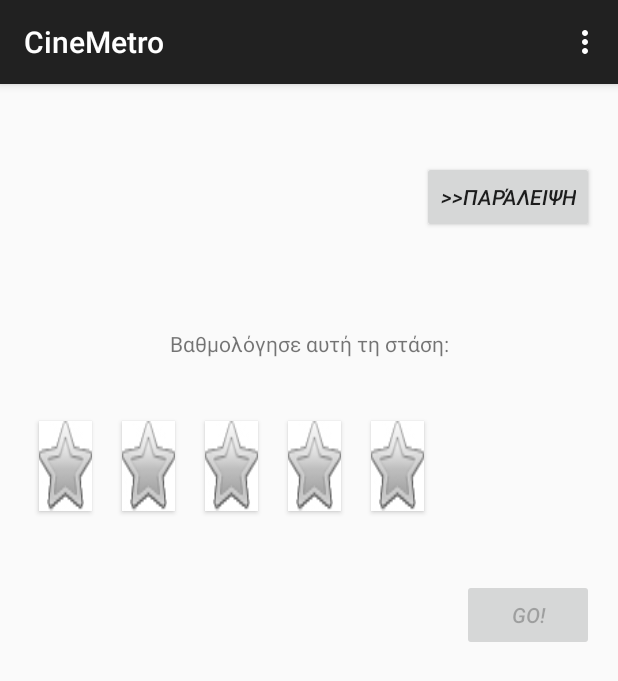
After one commit to OSWINDS/CineMetro, an Android app: the RateActivity screen opened directly, with no data from a screen before it, on a phone screen of 412 x 824 dp. The commit adds this screen. Shown: the top 681 px of the screen. Run offline under Robolectric (Android 15) with nearby library versions, the phone set to English and light mode, and no system bars.

Commit message:
ViewStation

```diff
--- a/app/src/main/java/cinemetroproject/cinemetro/LinesActivity.java
+++ b/app/src/main/java/cinemetroproject/cinemetro/LinesActivity.java
@@ -47,7 +47,7 @@ public class LinesActivity extends ActionBarActivity {
         public void onClick(View view) {
 
             Intent intent = new Intent(LinesActivity.this, ViewStation.class);
-            startActivity(intent);
+            LinesActivity.this.startActivity(intent);
             finish();
         }};
 }
--- /dev/null
+++ b/app/src/main/java/cinemetroproject/cinemetro/RateActivity.java
@@ -0,0 +1,160 @@
+package cinemetroproject.cinemetro;
+
+
+import android.app.Dialog;
+import android.content.DialogInterface;
+import android.content.Intent;
+import android.os.Bundle;
+import android.support.v7.app.ActionBarActivity;
+import android.view.Menu;
+import android.view.MenuItem;
+import android.view.View;
+import android.widget.Button;
+import android.widget.ImageButton;
+import android.widget.ImageView;
+import android.widget.LinearLayout;
+import android.widget.TextView;
+import android.widget.ToggleButton;
+import android.content.Context;
+import android.app.AlertDialog;
+
+/**
+ * Created by kiki__000 on 03-Aug-14.
+ */
+public class RateActivity extends ActionBarActivity {
+
+    private Button skipButton;
+    private Button goButton;
+    private ToggleButton star1;
+    private ToggleButton star2;
+    private ToggleButton star3;
+    private ToggleButton star4;
+    private ToggleButton star5;
+    private AlertDialog.Builder dialog;
+    private int points=0; //oi pontoi pou dinei o xristis
+
+    @Override
+    protected void onCreate(Bundle savedInstanceState) {
+        //setTheme(android.R.style.Theme_Light_Panel);
+        super.onCreate(savedInstanceState);
+        setContentView(R.layout.activity_rate);
+
+        skipButton = (Button) findViewById(R.id.skipButton);
+        skipButton.setOnClickListener(skipButtonOnClickListener);
+
+        goButton = (Button) findViewById(R.id.goButton);
+        goButton.setOnClickListener(goButtonOnClickListener);
+        goButton.setEnabled(false);
+
+        star1 = (ToggleButton)findViewById(R.id.star1);
+        star1.setOnClickListener(starsOnClickListener);
+        star2 = (ToggleButton)findViewById(R.id.star2);
+        star2.setOnClickListener(starsOnClickListener);
+        star3 = (ToggleButton)findViewById(R.id.star3);
+        star3.setOnClickListener(starsOnClickListener);
+        star4 = (ToggleButton)findViewById(R.id.star4);
+        star4.setOnClickListener(starsOnClickListener);
+        star5 = (ToggleButton)findViewById(R.id.star5);
+        star5.setOnClickListener(starsOnClickListener);
+
+        dialog = new AlertDialog.Builder(this);
+
+
+    }
+
+    @Override
+    public boolean onCreateOptionsMenu(Menu menu) {
+        // Inflate the menu; this adds items to the action bar if it is present.
+        getMenuInflater().inflate(R.menu.rate, menu);
+        return true;
+    }
+
+    @Override
+    public boolean onOptionsItemSelected(MenuItem item) {
+        // Handle action bar item clicks here. The action bar will
+        // automatically handle clicks on the Home/Up button, so long
+        // as you specify a parent activity in AndroidManifest.xml.
+        int id = item.getItemId();
+        if (id == R.id.action_settings) {
+            return true;
+        }
+        return super.onOptionsItemSelected(item);
+    }
+
+    public int getPoints() {return points;}
+
+    View.OnClickListener skipButtonOnClickListener = new View.OnClickListener(){
+
+        @Override
+        public void onClick(View view) {
+
+            //kanonika paei sto MapActivity alla epeidi ekei skaei to evala sto LinesActivity gia na to testarw
+            Intent intent = new Intent(RateActivity.this, LinesActivity.class);
+            RateActivity.this.startActivity(intent);
+            finish();
+        }};
+
+    View.OnClickListener goButtonOnClickListener = new View.OnClickListener() {
+
+        @Override
+        public void onClick(View view) {
+
+            if (star1.isChecked())
+                points++;
+            if (star2.isChecked())
+                points++;
+            if (star3.isChecked())
+                points++;
+            if (star4.isChecked())
+                points++;
+            if (star5.isChecked())
+                points++;
+
+            dialog.setTitle("Points");
+            dialog.setMessage("You gave" + points + " points");
+            dialog.setPositiveButton("OK",new DialogInterface.OnClickListener() {
+                @Override
+                public void onClick(DialogInterface dialogInterface, int i) {
+                    //kanonika paei sto MapActivity alla epeidi ekei skaei to evala sto LinesActivity gia na to testarw
+                    Intent intent = new Intent(RateActivity.this, LinesActivity.class);
+                    RateActivity.this.startActivity(intent);
+                    finish();
+
+                }
+            });
+            dialog.setIcon(R.drawable.pressed);
+            //dialog.show();
+            AlertDialog alert = dialog.create();
+            alert.show();
+
+
+        }};
+
+    View.OnClickListener starsOnClickListener = new View.OnClickListener(){
+
+        @Override
+        public void onClick(View view) {
+
+            if (star1.isChecked() || star2.isChecked() || star3.isChecked() || star4.isChecked() || star5.isChecked()){
+                goButton.setClickable(true);
+                goButton.setEnabled(true);
+            }
+            else{
+                goButton.setEnabled(false);
+            }
+        }};
+
+    View.OnClickListener okOnClickListener = new View.OnClickListener(){
+
+        @Override
+        public void onClick(View view) {
+
+             //kanonika paei sto MapActivity alla epeidi ekei skaei to evala sto LinesActivity gia na to testarw
+             Intent intent = new Intent(RateActivity.this, LinesActivity.class);
+             RateActivity.this.startActivity(intent);
+             finish();
+        }};
+
+
+
+}
--- /dev/null
+++ b/app/src/main/res/drawable-hdpi/star.xml
@@ -0,0 +1,8 @@
+<?xml version="1.0" encoding="utf-8"?>
+<selector xmlns:android="http://schemas.android.com/apk/res/android">
+    <item android:drawable="@drawable/pressed"
+        android:state_checked="true" />
+    <item android:drawable="@drawable/normal_star"
+        android:state_checked="false"/>
+
+</selector>
--- /dev/null
+++ b/app/src/main/res/layout/activity_rate.xml
@@ -0,0 +1,108 @@
+<?xml version="1.0" encoding="utf-8"?>
+<LinearLayout xmlns:android="http://schemas.android.com/apk/res/android"
+    android:layout_width="match_parent"
+    android:layout_height="match_parent"
+    android:orientation="vertical"
+    android:paddingLeft="@dimen/activity_horizontal_margin"
+    android:paddingRight="@dimen/activity_horizontal_margin"
+    android:paddingTop="@dimen/activity_vertical_margin"
+    android:paddingBottom="@dimen/activity_vertical_margin">
+
+    <!-- SkipButton -->
+    <Button
+        android:layout_width="wrap_content"
+        android:layout_height="wrap_content"
+        android:text=">>Παράλειψη"
+        android:textStyle="italic"
+        android:layout_gravity="right"
+        android:orientation="horizontal"
+        android:layout_marginTop="35dp"
+        android:id="@+id/skipButton" />
+
+    <TextView
+        android:text="\n\n\n\n Βαθμολόγησε αυτή τη στάση: \n\n"
+        android:layout_width="fill_parent"
+        android:layout_height="wrap_content"
+        android:gravity="center_horizontal"
+        android:id="@+id/rate" />
+    <HorizontalScrollView
+        android:layout_width="match_parent"
+        android:layout_height="wrap_content">
+        <LinearLayout
+            android:id="@+id/stars"
+            android:layout_width="wrap_content"
+            android:layout_height="wrap_content"
+            android:orientation="horizontal">
+            <ToggleButton
+                android:id="@+id/star1"
+                android:layout_width="35dp"
+                android:layout_height="60dp"
+                android:background="@drawable/star"
+                android:layout_margin="10dp"
+                android:textOn=""
+                android:textOff=""
+                android:focusable="false"
+                android:focusableInTouchMode="false"
+                android:layout_centerVertical="true"/>
+            <ToggleButton
+                android:id="@+id/star2"
+                android:layout_width="35dp"
+                android:layout_height="60dp"
+                android:background="@drawable/star"
+                android:layout_margin="10dp"
+                android:textOn=""
+                android:textOff=""
+                android:focusable="false"
+                android:focusableInTouchMode="false"
+                android:layout_centerVertical="true"/>
+            <ToggleButton
+                android:id="@+id/star3"
+                android:layout_width="35dp"
+                android:layout_height="60dp"
+                android:background="@drawable/star"
+                android:layout_margin="10dp"
+                android:textOn=""
+                android:textOff=""
+                android:focusable="false"
+                android:focusableInTouchMode="false"
+                android:layout_centerVertical="true"/>
+            <ToggleButton
+                android:id="@+id/star4"
+                android:layout_width="35dp"
+                android:layout_height="60dp"
+                android:background="@drawable/star"
+                android:layout_margin="10dp"
+                android:textOn=""
+                android:textOff=""
+                android:focusable="false"
+                android:focusableInTouchMode="false"
+                android:layout_centerVertical="true"/>
+            <ToggleButton
+                android:id="@+id/star5"
+                android:layout_width="35dp"
+                android:layout_height="60dp"
+                android:background="@drawable/star"
+                android:layout_margin="10dp"
+                android:textOn=""
+                android:textOff=""
+                android:focusable="false"
+                android:focusableInTouchMode="false"
+                android:layout_centerVertical="true"/>
+        </LinearLayout>
+    </HorizontalScrollView>
+
+    <!-- GoButton -->
+    <Button
+        android:layout_width="wrap_content"
+        android:layout_height="wrap_content"
+        android:text="Go!"
+        android:textStyle="italic"
+        android:layout_gravity="right"
+        android:orientation="horizontal"
+        android:layout_marginTop="35dp"
+        android:id="@+id/goButton" />
+
+
+
+
+</LinearLayout>
--- /dev/null
+++ b/app/src/main/res/menu/rate.xml
@@ -0,0 +1,11 @@
+<?xml version="1.0" encoding="utf-8"?>
+
+<menu xmlns:android="http://schemas.android.com/apk/res/android"
+    xmlns:app="http://schemas.android.com/apk/res-auto"
+    xmlns:tools="http://schemas.android.com/tools"
+    tools:context="cinemetroproject.cinemetro.RateActivity" >
+    <item android:id="@+id/action_settings"
+        android:title="@string/action_settings"
+        android:orderInCategory="100"
+        app:showAsAction="never" />
+</menu>
```
Also changed, not shown: app/src/main/AndroidManifest.xml (+18 -0 lines), app/src/main/java/cinemetroproject/cinemetro/ViewStation.java (+34 -7 lines), app/src/main/res/layout/activity_view_station.xml (+32 -4 lines), app/src/main/res/drawable-hdpi/eliopoulos.jpeg (added), app/src/main/res/drawable-hdpi/focused.png (added), app/src/main/res/drawable-hdpi/laskari.jpg (added), app/src/main/res/drawable-hdpi/normal_star.jpg (added), app/src/main/res/drawable-hdpi/pressed.png (added), app/src/main/res/drawable-hdpi/stratigos.jpg (added), app/src/main/res/drawable-hdpi/zervos.jpg (added), 1 other file.
